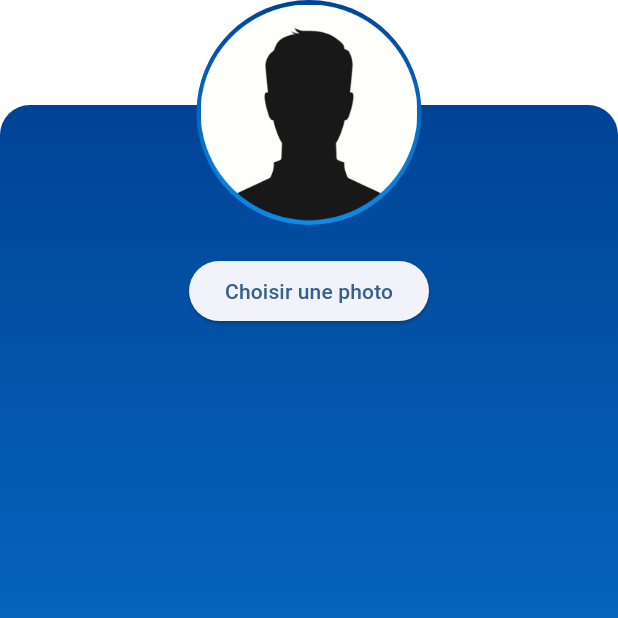
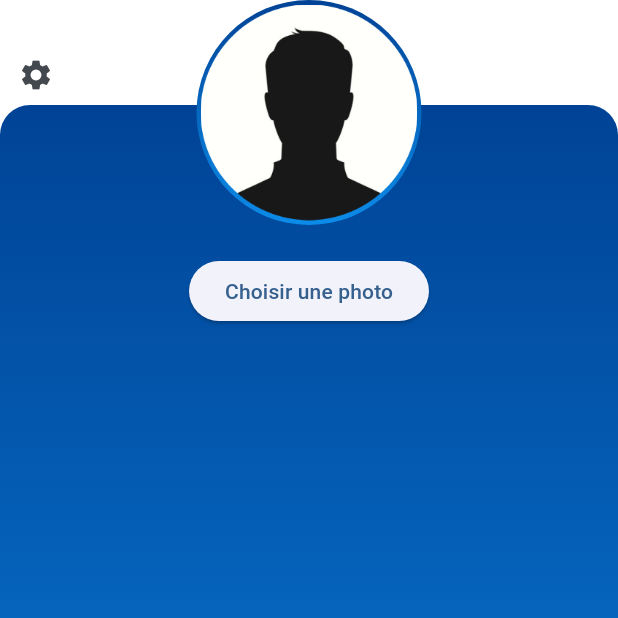
Before and after one commit to PaulDelamare/Diwe_front, a Flutter app: the UserPage screen opened by its route, on a phone screen of 412 x 824 dp, the top half of it. Run offline on Flutter 3.47's test engine with Material 3 defaults, Android fonts, the light colour scheme and no system bars; our stand-ins replace fl_chart, image_picker.

Commit message:
icon paramètres ajouter, sa position n'est pas bonne pour l'instant.

```diff
--- a/lib/user/user.dart
+++ b/lib/user/user.dart
@@ -14,7 +14,7 @@ class _UserPageState extends State<UserPage> {
     return Scaffold(
       body: Stack(
         children: [
-          // Espace au-dessus du fond bleu
+          // Espace au-dessus du fond bleu avec l'icône Paramètres
           Positioned(
             top: 0,
             left: 0,
@@ -22,6 +22,17 @@ class _UserPageState extends State<UserPage> {
             height: 100, // Hauteur de l'espace au-dessus du fond bleu
             child: Container(
               color: Colors.white, // Couleur de l'espace au-dessus du fond bleu
+              child: Row(
+                children: [
+                  IconButton(
+                    icon: Icon(Icons.settings),
+                    onPressed: () {
+                      // Naviguer vers la page des paramètres
+                      Navigator.pushNamed(context, '/settings');
+                    },
+                  ),
+                ],
+              ),
             ),
           ),
           // Fond bleu
```
